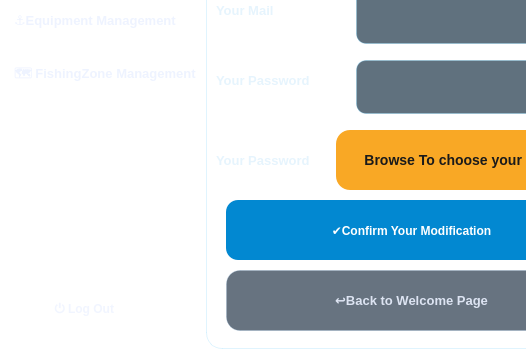
fatmaelmili/Smart-fishing-port-application, file staff CRUD/Bort.ui: the form before one commit; both pictures show x 0 to 526 and y 370 to 729 of the 1017 by 729 pixel window.
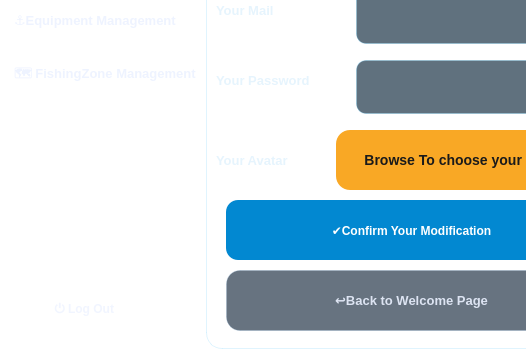
The form after the commit. The open tabs and pages were chosen to show the change. Icons and pictures are not drawn.

What changed in the file:
```diff
--- a/staff CRUD/Bort.ui
+++ b/staff CRUD/Bort.ui
@@ -10032,7 +10032,7 @@
                  </rect>
                 </property>
                 <property name="text">
-                 <string>Your Password</string>
+                 <string>Your Avatar</string>
                 </property>
                </widget>
                <widget class="QPushButton" name="browbtn">
```
Left out of the diff: 2 changed lines with no effect on the pictures.
